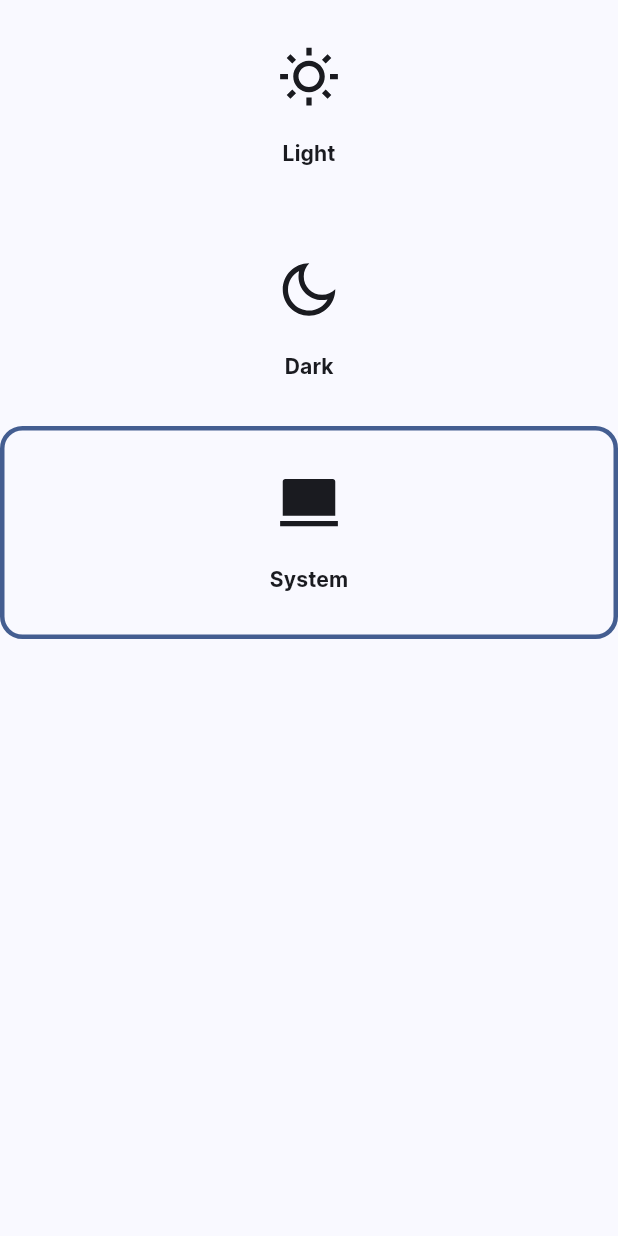
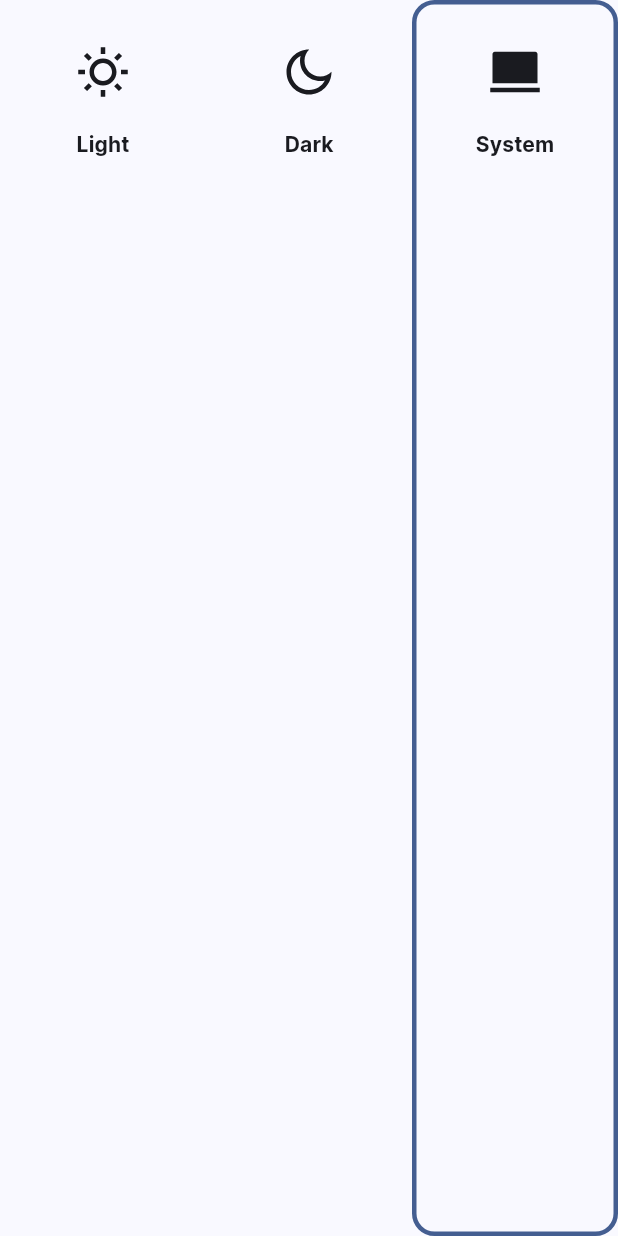
Before and after one commit to pastelcode/automated_payments_on_eth_blockchain_frontend, a Flutter app: the _AppearanceOptionsBottomSheet widget shown alone on an empty page, opened directly, on a phone screen of 412 x 824 dp. Run offline on Flutter 3.47's test engine with Material 2 defaults, Android fonts, the phone set to English and light mode, and no system bars; our stand-ins replace dartz, equatable, flutter_bloc, flutter_remix, flutter_svg, go_router and 1 more.

Commit message:
Design improvements

```diff
--- a/lib/core/presentation/widgets/custom_app_bar/appearance_option.dart
+++ b/lib/core/presentation/widgets/custom_app_bar/appearance_option.dart
@@ -57,22 +57,21 @@ class _AppearanceOptionsBottomSheet extends StatelessWidget {
         BuildContext context,
         ThemeMode themeMode,
       ) {
-        return Column(
+        return Row(
           children: <Widget>[
             for (final mode in _ThemeModes.values)
-              SizedBox(
-                width: double.infinity,
+              Expanded(
                 child: _ChangeAppearanceButton(
                   themeMode: mode.themeMode,
                   currentThemeMode: themeMode,
                   name: mode.name,
                   icon: Icon(
                     mode.icon,
-                    size: 42,
+                    size: 36,
                   ),
                   selectedIcon: Icon(
                     mode.selectedIcon,
-                    size: 42,
+                    size: 36,
                   ),
                 ),
               ),
--- a/lib/features/home/presentation/widgets/add_members_bottom_sheet.dart
+++ b/lib/features/home/presentation/widgets/add_members_bottom_sheet.dart
@@ -73,6 +73,9 @@ class _AddMembersBottomSheetState extends State<AddMembersBottomSheet> {
                     children: <Widget>[
                       if (contractSettingsState.members.isEmpty)
                         const NoMembersBanner(),
+                      const SizedBox(
+                        height: 10,
+                      ),
                       Button(
                         onPressed: _showNewMemberForm,
                         icon: const Icon(
@@ -106,7 +109,7 @@ class _AddMembersBottomSheetState extends State<AddMembersBottomSheet> {
               },
             ),
             const SizedBox(
-              height: 5,
+              height: 15,
             ),
             SizedBox(
               width: double.infinity,
```
